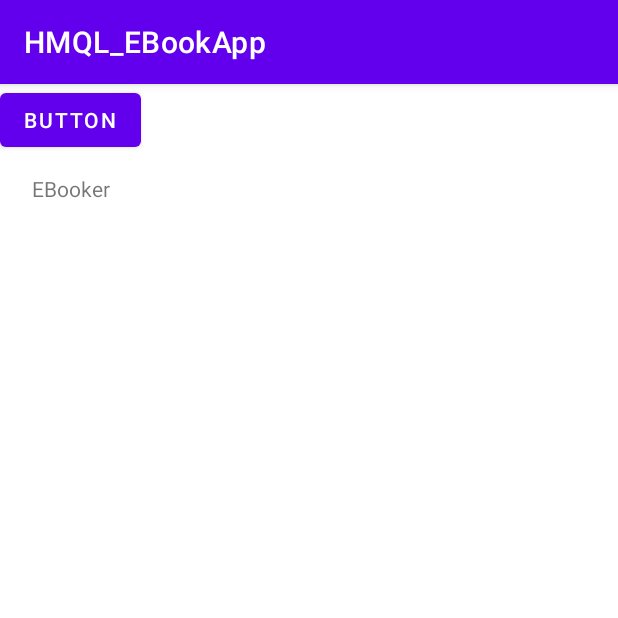
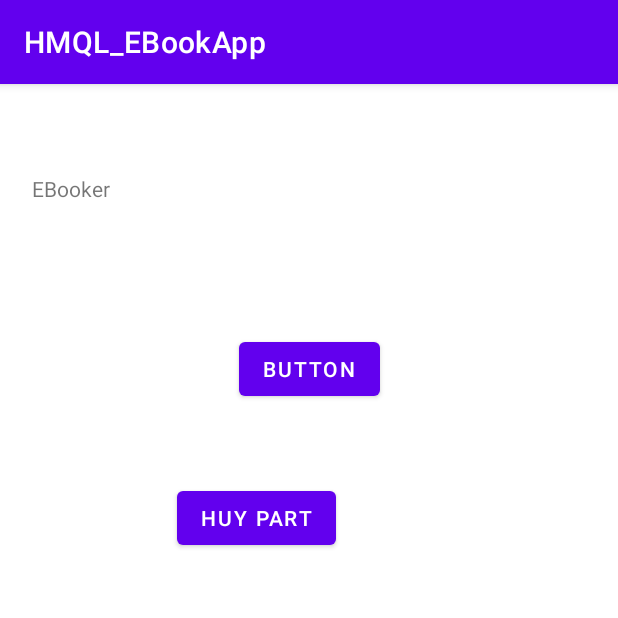
Before and after one commit to NguyenQuang179/HMQL_Mobile_20KTPM1_EBookApp, an Android app: the screen it shows after launch (MainActivity), on a phone screen of 412 x 824 dp, the top half of it. Run offline under Robolectric (Android 15) with nearby library versions, the phone set to English and light mode, and no system bars.

```diff
--- a/app/build.gradle
+++ b/app/build.gradle
@@ -38,9 +38,11 @@ dependencies {
     implementation 'com.google.android.material:material:1.8.0'
     implementation 'androidx.constraintlayout:constraintlayout:2.1.4'
     implementation 'com.itextpdf:itextg:5.5.10'
-    implementation 'info.androidhive:fontawesome:0.0.5'
-    //implementation 'com.android.support:appcompat-v7:26.1.0'
     testImplementation 'junit:junit:4.13.2'
     androidTestImplementation 'androidx.test.ext:junit:1.1.5'
     androidTestImplementation 'androidx.test.espresso:espresso-core:3.5.1'
+
+
+    //Huy
+    implementation "androidx.viewpager:viewpager:1.0.0"
 }
--- a/app/src/main/java/com/example/hmql_ebookapp/MainActivity.kt
+++ b/app/src/main/java/com/example/hmql_ebookapp/MainActivity.kt
@@ -17,5 +17,12 @@ class MainActivity : AppCompatActivity() {
             var intent = Intent(this, searchActivity::class.java)
             startActivity(intent);
         })
+
+        var huybtn = findViewById<Button>(R.id.huyButton);
+        huybtn.setOnClickListener({
+            var intent = Intent(this, MyBooksListActivity::class.java)
+            startActivity(intent);
+        })
+
     }
 }
--- a/app/src/main/res/layout/activity_main.xml
+++ b/app/src/main/res/layout/activity_main.xml
@@ -20,7 +20,19 @@
         android:id="@+id/button"
         android:layout_width="wrap_content"
         android:layout_height="wrap_content"
+        android:layout_marginBottom="51dp"
         android:text="Button"
-        tools:layout_editor_absoluteX="166dp"
-        tools:layout_editor_absoluteY="166dp" />
+        app:layout_constraintBottom_toTopOf="@+id/huyButton"
+        app:layout_constraintEnd_toEndOf="parent"
+        app:layout_constraintStart_toStartOf="parent" />
+
+    <Button
+        android:id="@+id/huyButton"
+        android:layout_width="wrap_content"
+        android:layout_height="wrap_content"
+        android:layout_marginTop="265dp"
+        android:layout_marginEnd="29dp"
+        android:text="Huy Part"
+        app:layout_constraintEnd_toEndOf="@+id/button"
+        app:layout_constraintTop_toTopOf="parent" />
 </androidx.constraintlayout.widget.ConstraintLayout>
```
Also changed, not shown: app/src/main/AndroidManifest.xml (+12 -6 lines), app/src/main/java/com/example/hmql_ebookapp/MyBooksListActivity.kt (added, +40 -0 lines), app/src/main/res/layout/activity_my_books_list.xml (added, +28 -0 lines).
